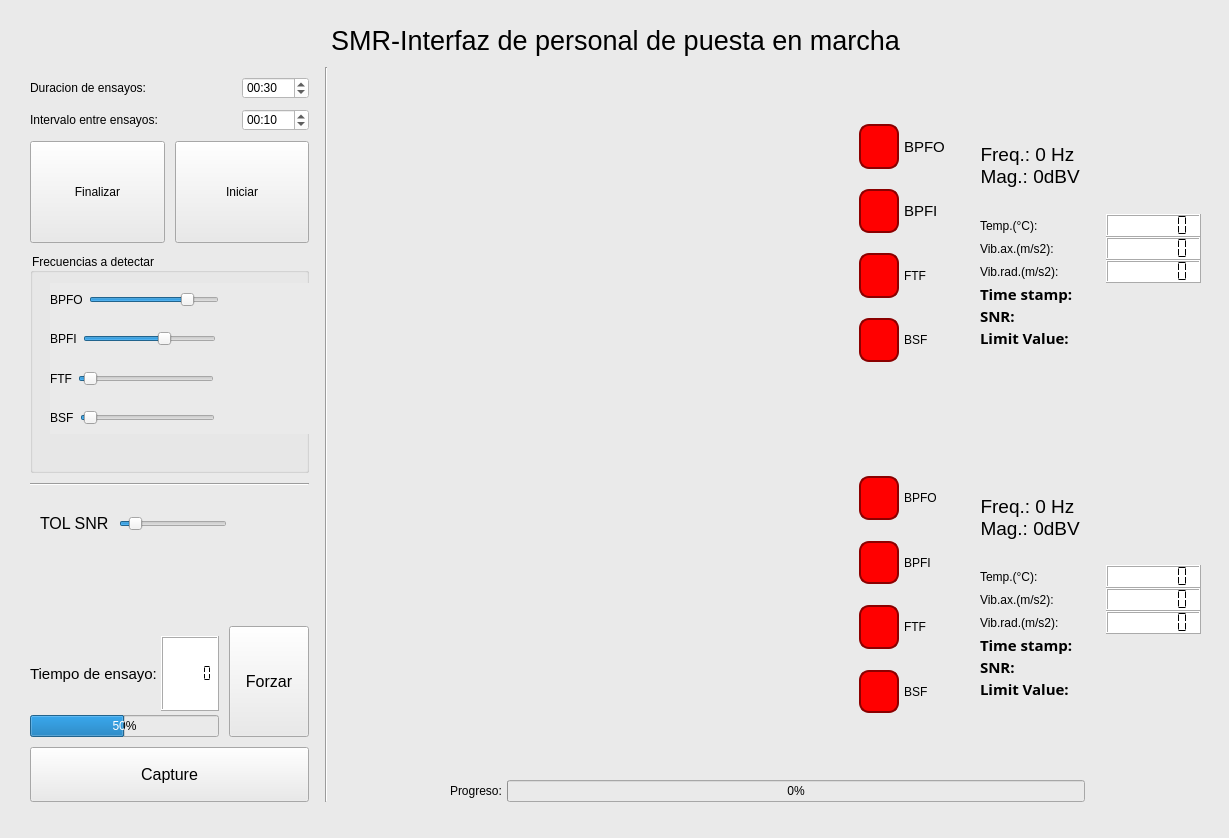
Qt form ProyectoSMR-Test/Interfaz_usuario_v2/menu_v2.ui (nvargas24/Sistema_medicion_de_rodamientos-SMR) before a commit.
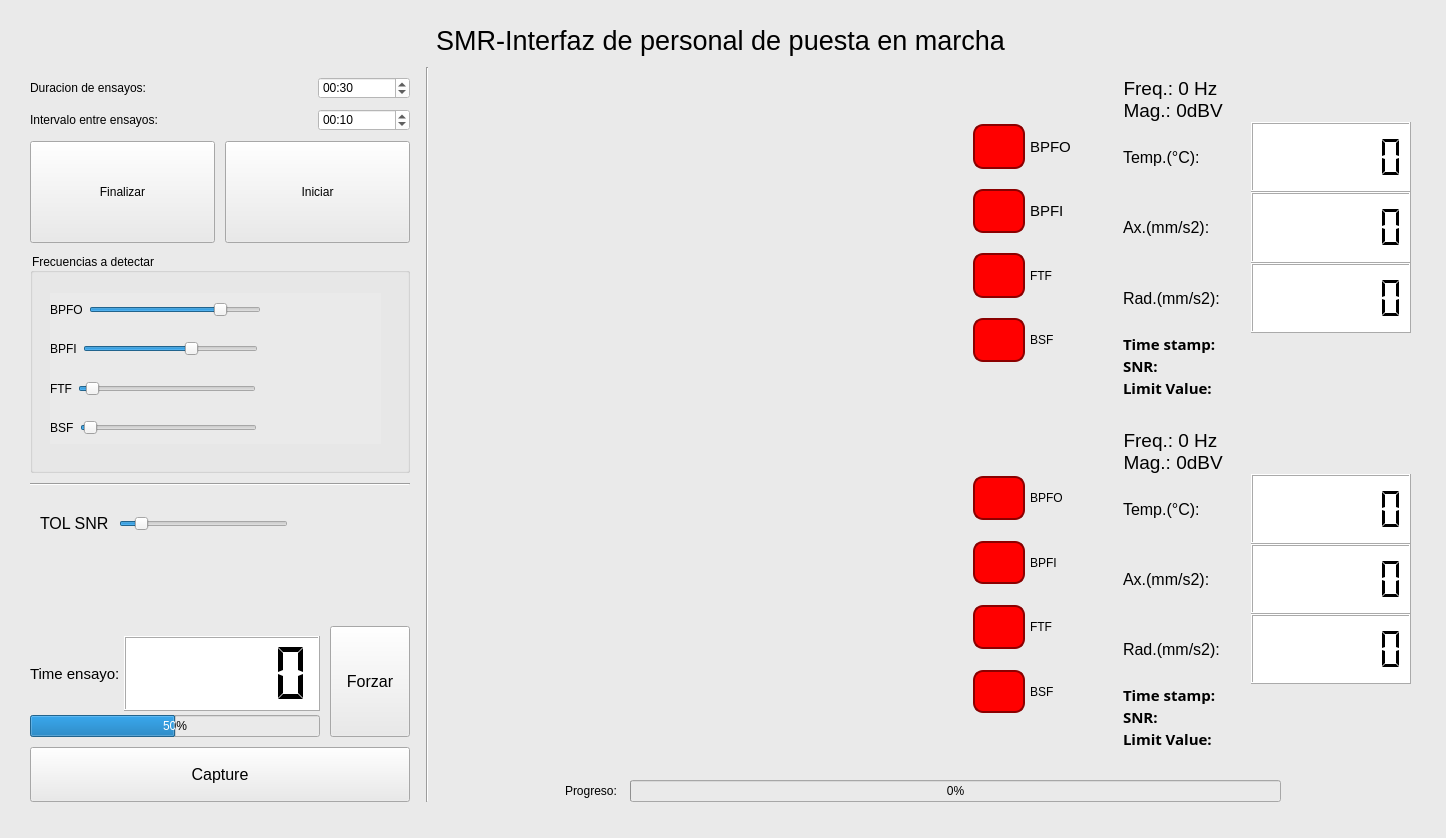
The same form after that commit.

Commit message: config tamanio de ui menu_v2

Diff of the .ui file:
```diff
--- a/ProyectoSMR-Test/Interfaz_usuario_v2/menu_v2.ui
+++ b/ProyectoSMR-Test/Interfaz_usuario_v2/menu_v2.ui
@@ -6,7 +6,7 @@
    <rect>
     <x>0</x>
     <y>0</y>
-    <width>1229</width>
+    <width>1446</width>
     <height>838</height>
    </rect>
   </property>
@@ -22,7 +22,7 @@
      <rect>
       <x>30</x>
       <y>20</y>
-      <width>1171</width>
+      <width>1381</width>
       <height>782</height>
      </rect>
     </property>
@@ -59,7 +59,7 @@
       </widget>
      </item>
      <item>
-      <layout class="QHBoxLayout" name="horizontalLayout_20" stretch="5,1,15">
+      <layout class="QHBoxLayout" name="horizontalLayout_20" stretch="6,1,15">
        <item>
         <layout class="QVBoxLayout" name="configuraciones" stretch="3,4,1,1,1,2,1">
          <property name="spacing">
@@ -259,8 +259,8 @@
             <property name="geometry">
              <rect>
               <x>20</x>
-              <y>30</y>
-              <width>261</width>
+              <y>40</y>
+              <width>331</width>
               <height>151</height>
              </rect>
             </property>
@@ -559,7 +559,7 @@
                   <string notr="true">font: 11pt &quot;MS Shell Dlg 2&quot;;</string>
                  </property>
                  <property name="text">
-                  <string>Tiempo de ensayo:</string>
+                  <string>Time ensayo:</string>
                  </property>
                 </widget>
                </item>
@@ -657,7 +657,7 @@
           <number>0</number>
          </property>
          <item>
-          <layout class="QHBoxLayout" name="layout_ant" stretch="20,4,9">
+          <layout class="QHBoxLayout" name="layout_ant" stretch="16,4,9">
            <property name="spacing">
             <number>0</number>
            </property>
@@ -891,13 +891,13 @@
               <number>5</number>
              </property>
              <property name="topMargin">
-              <number>50</number>
+              <number>10</number>
              </property>
              <property name="rightMargin">
               <number>0</number>
              </property>
              <property name="bottomMargin">
-              <number>70</number>
+              <number>20</number>
              </property>
              <item>
               <widget class="QLabel" name="value_fft_ant">
@@ -916,12 +916,12 @@
               </widget>
              </item>
              <item>
-              <layout class="QVBoxLayout" name="verticalLayout">
+              <layout class="QVBoxLayout" name="verticalLayout" stretch="4,4,4,1,1,1">
                <property name="spacing">
                 <number>0</number>
                </property>
                <item>
-                <layout class="QHBoxLayout" name="horizontalLayout_2" stretch="8,6">
+                <layout class="QHBoxLayout" name="horizontalLayout_2" stretch="8,10">
                  <property name="spacing">
                   <number>0</number>
                  </property>
@@ -930,6 +930,15 @@
                  </property>
                  <item>
                   <widget class="QLabel" name="label_2">
+                   <property name="font">
+                    <font>
+                     <family>MS Shell Dlg 2</family>
+                     <pointsize>12</pointsize>
+                     <weight>50</weight>
+                     <italic>false</italic>
+                     <bold>false</bold>
+                    </font>
+                   </property>
                    <property name="styleSheet">
                     <string notr="true">font: 9pt &quot;MS Shell Dlg 2&quot;;</string>
                    </property>
@@ -975,7 +984,7 @@
                 </layout>
                </item>
                <item>
-                <layout class="QHBoxLayout" name="horizontalLayout_3" stretch="8,6">
+                <layout class="QHBoxLayout" name="horizontalLayout_3" stretch="8,10">
                  <property name="spacing">
                   <number>0</number>
                  </property>
@@ -984,11 +993,20 @@
                  </property>
                  <item>
                   <widget class="QLabel" name="label_3">
+                   <property name="font">
+                    <font>
+                     <family>MS Shell Dlg 2</family>
+                     <pointsize>12</pointsize>
+                     <weight>50</weight>
+                     <italic>false</italic>
+                     <bold>false</bold>
+                    </font>
+                   </property>
                    <property name="styleSheet">
                     <string notr="true">font: 9pt &quot;MS Shell Dlg 2&quot;;</string>
                    </property>
                    <property name="text">
-                    <string>Vib.ax.(m/s2):</string>
+                    <string>Ax.(mm/s2):</string>
                    </property>
                   </widget>
                  </item>
@@ -1011,7 +1029,7 @@
                 </layout>
                </item>
                <item>
-                <layout class="QHBoxLayout" name="horizontalLayout_4" stretch="8,6">
+                <layout class="QHBoxLayout" name="horizontalLayout_4" stretch="8,10">
                  <property name="spacing">
                   <number>0</number>
                  </property>
@@ -1020,11 +1038,20 @@
                  </property>
                  <item>
                   <widget class="QLabel" name="label_4">
+                   <property name="font">
+                    <font>
+                     <family>MS Shell Dlg 2</family>
+                     <pointsize>12</pointsize>
+                     <weight>50</weight>
+                     <italic>false</italic>
+                     <bold>false</bold>
+                    </font>
+                   </property>
                    <property name="styleSheet">
                     <string notr="true">font: 9pt &quot;MS Shell Dlg 2&quot;;</string>
                    </property>
                    <property name="text">
-                    <string>Vib.rad.(m/s2):</string>
+                    <string>Rad.(mm/s2):</string>
                    </property>
                   </widget>
                  </item>
@@ -1080,7 +1107,7 @@
                     <string/>
                    </property>
                    <property name="alignment">
-                    <set>Qt::AlignCenter</set>
+                    <set>Qt::AlignLeading|Qt::AlignLeft|Qt::AlignVCenter</set>
                    </property>
                   </widget>
                  </item>
@@ -1167,7 +1194,7 @@
           </layout>
          </item>
          <item>
-          <layout class="QHBoxLayout" name="layout_pos" stretch="20,4,9">
+          <layout class="QHBoxLayout" name="layout_pos" stretch="16,4,9">
            <property name="spacing">
             <number>0</number>
            </property>
@@ -1407,10 +1434,10 @@
               <number>5</number>
              </property>
              <property name="topMargin">
-              <number>50</number>
+              <number>10</number>
              </property>
              <property name="bottomMargin">
-              <number>70</number>
+              <number>20</number>
              </property>
              <item>
               <widget class="QLabel" name="value_fft_pos">
@@ -1426,12 +1453,12 @@
               </widget>
              </item>
              <item>
-              <layout class="QVBoxLayout" name="verticalLayout_2">
+              <layout class="QVBoxLayout" name="verticalLayout_2" stretch="4,4,4,1,1,1">
                <property name="spacing">
                 <number>0</number>
                </property>
                <item>
-                <layout class="QHBoxLayout" name="horizontalLayout_12" stretch="8,6">
+                <layout class="QHBoxLayout" name="horizontalLayout_12" stretch="8,10">
                  <property name="spacing">
                   <number>0</number>
                  </property>
@@ -1443,6 +1470,11 @@
                  </property>
                  <item>
                   <widget class="QLabel" name="label_8">
+                   <property name="font">
+                    <font>
+                     <pointsize>12</pointsize>
+                    </font>
+                   </property>
                    <property name="styleSheet">
                     <string notr="true">font: 9pt &quot;MS Shell Dlg 2&quot;;</string>
                    </property>
@@ -1479,7 +1511,7 @@
                 </layout>
                </item>
                <item>
-                <layout class="QHBoxLayout" name="horizontalLayout_24" stretch="8,6">
+                <layout class="QHBoxLayout" name="horizontalLayout_24" stretch="8,10">
                  <property name="spacing">
                   <number>0</number>
                  </property>
@@ -1491,11 +1523,16 @@
                  </property>
                  <item>
                   <widget class="QLabel" name="label_10">
+                   <property name="font">
+                    <font>
+                     <pointsize>12</pointsize>
+                    </font>
+                   </property>
                    <property name="styleSheet">
                     <string notr="true">font: 9pt &quot;MS Shell Dlg 2&quot;;</string>
                    </property>
                    <property name="text">
-                    <string>Vib.ax.(m/s2):</string>
+                    <string>Ax.(mm/s2):</string>
                    </property>
                   </widget>
                  </item>
@@ -1518,7 +1555,7 @@
                 </layout>
                </item>
                <item>
-                <layout class="QHBoxLayout" name="horizontalLayout_25" stretch="8,6">
+                <layout class="QHBoxLayout" name="horizontalLayout_25" stretch="8,10">
                  <property name="spacing">
                   <number>0</number>
                  </property>
@@ -1527,11 +1564,16 @@
                  </property>
                  <item>
                   <widget class="QLabel" name="label_13">
+                   <property name="font">
+                    <font>
+                     <pointsize>12</pointsize>
+                    </font>
+                   </property>
                    <property name="styleSheet">
                     <string notr="true">font: 9pt &quot;MS Shell Dlg 2&quot;;</string>
                    </property>
                    <property name="text">
-                    <string>Vib.rad.(m/s2):</string>
+                    <string>Rad.(mm/s2):</string>
                    </property>
                   </widget>
                  </item>
```
Left out of the diff: 12 changed lines with no effect on the pictures. The commit also changes 5 other files.
